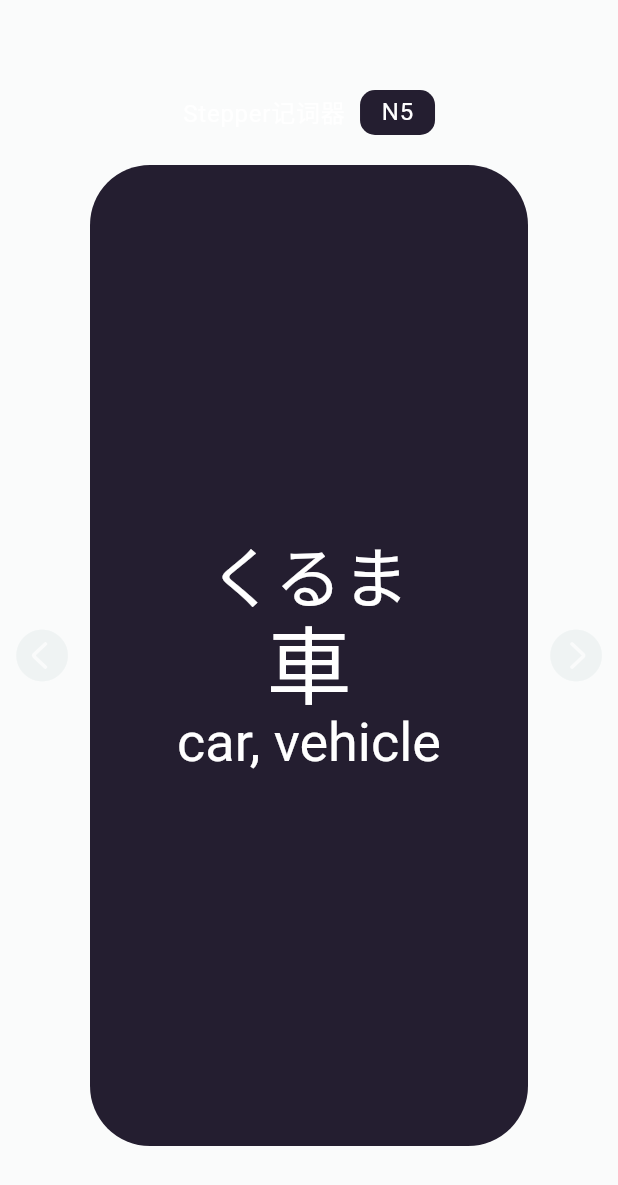
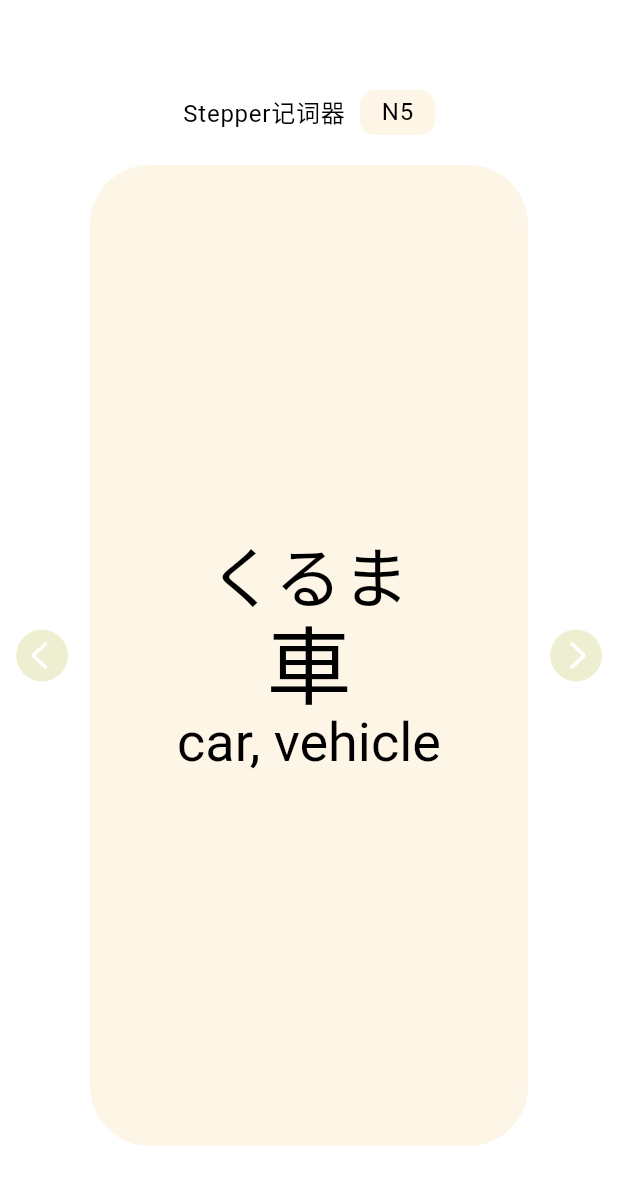
Before and after one commit to ShierChan/Stepper, a Flutter app: the screen it shows after launch, on a phone screen of 412 x 824 dp. Shown: the top 1185 px of the screen. Run offline on Flutter 3.47's test engine with Material 3 defaults, Android fonts, the phone set to English and light mode, and no system bars.

Commit message:
make the lightTheme looks better

```diff
--- a/lib/color.dart
+++ b/lib/color.dart
@@ -16,26 +16,28 @@ import 'package:flutter/material.dart';
 class GlobalTheme {
   static final Color _lightFocusColor = Colors.black.withOpacity(0.12);
   static final Color _darkFocusColor = Colors.white.withOpacity(0.12);
-  static ThemeData themeData(ColorScheme colorScheme, Color focusColor) {
+  static ThemeData themeData(
+      ColorScheme colorScheme, Color focusColor, Color textColor) {
     return ThemeData(
         colorScheme: colorScheme,
         canvasColor: colorScheme.surface,
         scaffoldBackgroundColor: colorScheme.surface,
         highlightColor: Colors.transparent,
         focusColor: focusColor,
-        textTheme: const TextTheme(
-          bodyLarge: TextStyle(color: Colors.white),
-          bodyMedium: TextStyle(color: Colors.white),
-          titleLarge: TextStyle(color: Colors.white),
-          displayLarge: TextStyle(color: Colors.white),
-          displayMedium: TextStyle(color: Colors.white),
-          displaySmall: TextStyle(color: Colors.white),
+        textTheme: TextTheme(
+          bodyLarge: TextStyle(color: textColor),
+          bodyMedium: TextStyle(color: textColor),
+          titleLarge: TextStyle(color: textColor),
+          displayLarge: TextStyle(color: textColor),
+          displayMedium: TextStyle(color: textColor),
+          displaySmall: TextStyle(color: textColor),
         ));
   }
 
   static ThemeData lightThemeData =
-      themeData(lightColorScheme, _lightFocusColor);
-  static ThemeData darkThemeData = themeData(darkColorScheme, _darkFocusColor);
+      themeData(lightColorScheme, _lightFocusColor, Colors.black);
+  static ThemeData darkThemeData =
+      themeData(darkColorScheme, _darkFocusColor, Colors.white);
 
   static const ColorScheme darkColorScheme = ColorScheme(
     primary: Color(0xFFFF8383),
@@ -49,14 +51,14 @@ class GlobalTheme {
     brightness: Brightness.dark,
   );
   static const ColorScheme lightColorScheme = ColorScheme(
-    primary: Color(0xFFB93C5D),
-    onPrimary: Colors.black,
-    secondary: Color(0xFFEFF3F3),
-    onSecondary: Color(0xFF322942),
+    primary: Color(0xFFFF8383),
+    secondary: Color(0xFFEEEED1),
+    surface: Colors.white,
+    onSurface: Color(0xFFFDF5E6),
     error: Colors.redAccent,
     onError: Colors.white,
-    surface: Color(0xFFFAFBFB),
-    onSurface: Color(0xFF241E30),
+    onPrimary: Color(0xFF2f2f48),
+    onSecondary: Color(0xFF2f2f48),
     brightness: Brightness.light,
   );
   static Color containerColor = const Color(0xFF2f2f48);
```
